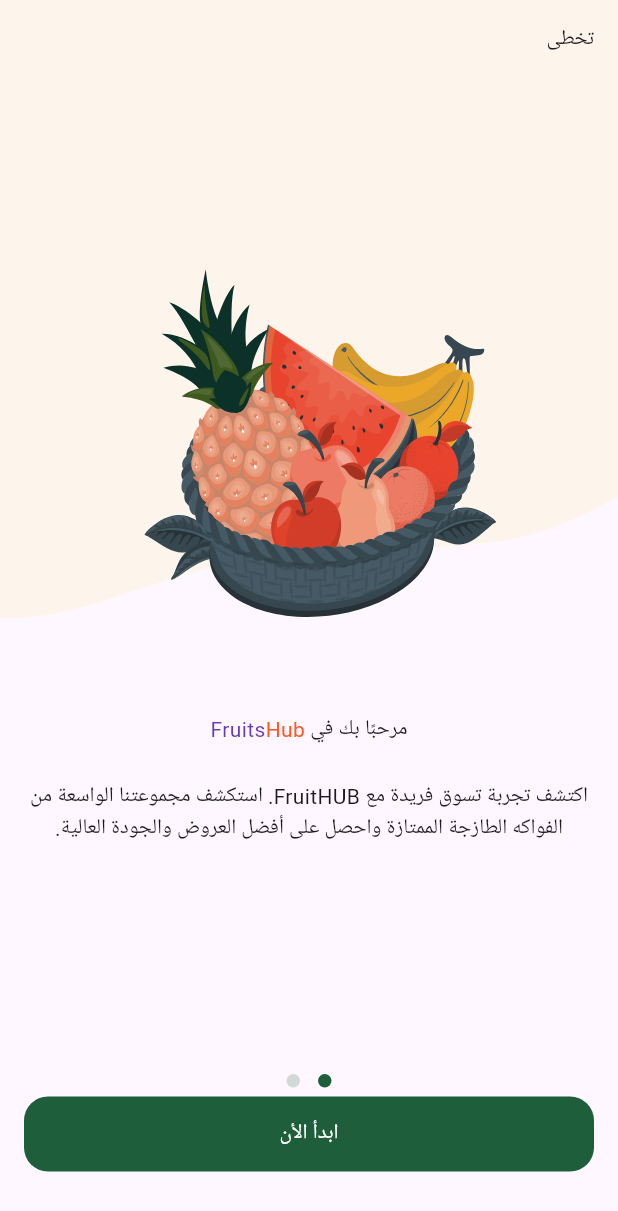
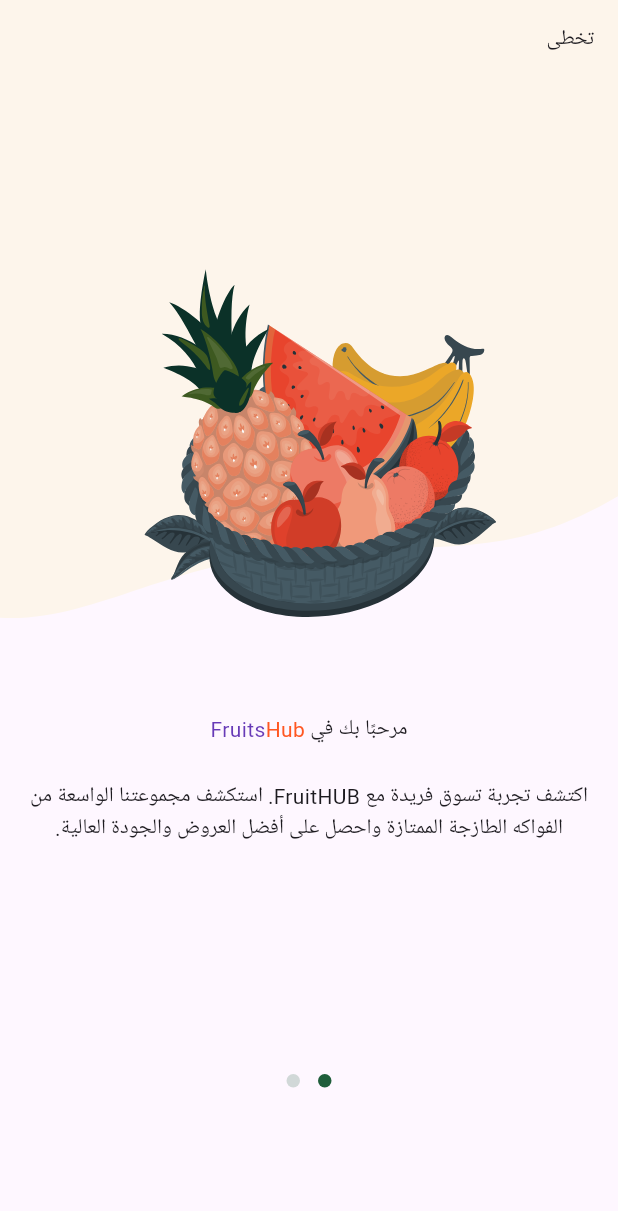
Before and after one commit to Kaream66/Fruit-hub, a Flutter app: the screen it shows after launch, on a phone screen of 412 x 824 dp. Shown: the top 1211 px of the screen. Run offline on Flutter 3.47's test engine with Material 3 defaults, Android fonts, the phone set to English and light mode, and no system bars; drawn by our look-alikes of dots_indicator; our stand-ins replace flutter_svg.

Commit message:
some fixes

```diff
--- a/lib/features/onboarding/presentation/widgets/on_boarding_page_view.dart
+++ b/lib/features/onboarding/presentation/widgets/on_boarding_page_view.dart
@@ -11,6 +11,7 @@ class OnBoardingPageView extends StatelessWidget {
   Widget build(BuildContext context) {
     return Expanded(
       child: PageView(
+        controller: pageController,
         children: [
           PageViewItem(
             isVisible:
@@ -42,7 +43,7 @@ class OnBoardingPageView extends StatelessWidget {
             isVisible:
                 (pageController.hasClients
                     ? pageController.page!.round()
-                    : 0) !=
+                    : 1) ==
                 0,
             image: 'assets/images/page_view_item2_image.svg',
             backGroundImage:
--- a/lib/features/onboarding/presentation/widgets/on_boarding_view_body.dart
+++ b/lib/features/onboarding/presentation/widgets/on_boarding_view_body.dart
@@ -21,9 +21,8 @@ class _OnBoardingViewBodyState
   void initState() {
     pageController = PageController();
     pageController.addListener(() {
-      setState(() {
       currentPage = pageController.page!.round();
-      });
+      setState(() {});
     });
     super.initState();
   }
@@ -38,20 +37,24 @@ class _OnBoardingViewBodyState
   Widget build(BuildContext context) {
     return Column(
       children: [
-        Expanded(
-          child: OnBoardingPageView(
-            pageController: PageController(),
-          ),
-        ),
+        OnBoardingPageView(pageController: pageController),
         DotsIndicator(
           dotsCount: 2,
           decorator: DotsDecorator(
             activeColor: AppColors.primaryColor,
-            color: AppColors.primaryColor.withOpacity(0.2),
+            color: currentPage == 1
+                ? AppColors.primaryColor
+                : AppColors.primaryColor.withOpacity(0.2),
           ),
         ),
 
-        Padding(
+        Visibility(
+          visible: currentPage == 1 ? true : false,
+          maintainAnimation: true,
+          maintainSize: true,
+          maintainState: true,
+
+          child: Padding(
             padding: const EdgeInsets.symmetric(
               horizontal: kHorizintalPadding,
             ),
@@ -60,6 +63,7 @@ class _OnBoardingViewBodyState
               text: 'ابدأ الأن',
             ),
           ),
+        ),
         SizedBox(height: 43),
       ],
     );
```
Lines whose indentation alone changed are shown as unchanged.
